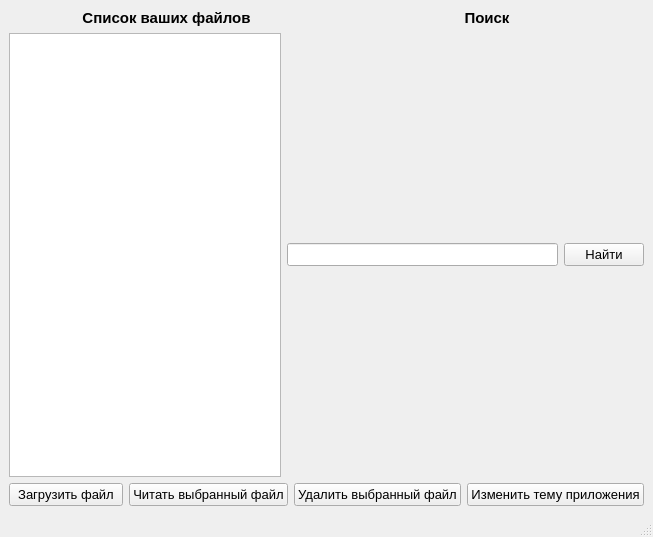
The window that project/Main_win.ui (ScaryOrange/PyQt5_Project) describes before a commit, drawn with Qt 5.
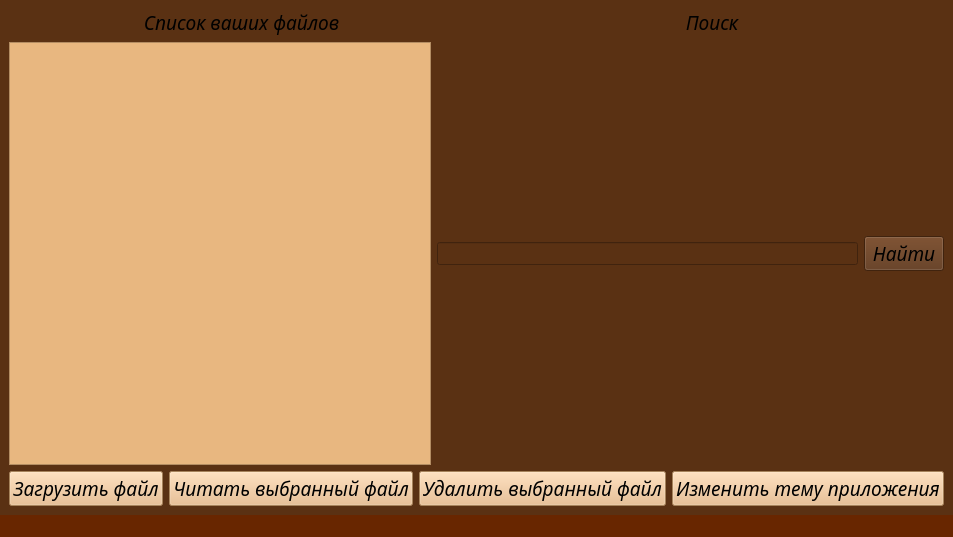
The same window after the commit.

Diff of the .ui file:
```diff
--- a/project/Main_win.ui
+++ b/project/Main_win.ui
@@ -6,14 +6,20 @@
    <rect>
     <x>0</x>
     <y>0</y>
-    <width>653</width>
+    <width>783</width>
     <height>537</height>
    </rect>
   </property>
   <property name="windowTitle">
    <string>MainWindow</string>
   </property>
+  <property name="styleSheet">
+   <string notr="true">background-color: rgb(104, 38, 0);</string>
+  </property>
   <widget class="QWidget" name="centralwidget">
+   <property name="styleSheet">
+    <string notr="true">background-color: rgb(90, 49, 19);</string>
+   </property>
    <layout class="QVBoxLayout" name="verticalLayout">
     <item>
      <layout class="QHBoxLayout" name="horizontalLayout">
@@ -21,9 +27,11 @@
        <widget class="QLabel" name="label_2">
         <property name="font">
          <font>
-          <pointsize>11</pointsize>
-          <weight>75</weight>
-          <bold>true</bold>
+          <family>Monotype Corsiva</family>
+          <pointsize>14</pointsize>
+          <weight>50</weight>
+          <italic>true</italic>
+          <bold>false</bold>
          </font>
         </property>
         <property name="text">
@@ -38,9 +46,11 @@
        <widget class="QLabel" name="label">
         <property name="font">
          <font>
-          <pointsize>11</pointsize>
-          <weight>75</weight>
-          <bold>true</bold>
+          <family>Monotype Corsiva</family>
+          <pointsize>14</pointsize>
+          <weight>50</weight>
+          <italic>true</italic>
+          <bold>false</bold>
          </font>
         </property>
         <property name="text">
@@ -56,22 +66,149 @@
     <item>
      <layout class="QHBoxLayout" name="horizontalLayout_4">
       <item>
-       <widget class="QListWidget" name="listWidget"/>
+       <widget class="QListWidget" name="listWidget">
+        <property name="styleSheet">
+         <string notr="true">background-color: rgb(232, 183, 128);</string>
+        </property>
+       </widget>
       </item>
       <item>
        <widget class="QLineEdit" name="search_line">
+        <property name="palette">
+         <palette>
+          <active>
+           <colorrole role="Button">
+            <brush brushstyle="SolidPattern">
+             <color alpha="255">
+              <red>90</red>
+              <green>49</green>
+              <blue>19</blue>
+             </color>
+            </brush>
+           </colorrole>
+           <colorrole role="Base">
+            <brush brushstyle="SolidPattern">
+             <color alpha="255">
+              <red>90</red>
+              <green>49</green>
+              <blue>19</blue>
+             </color>
+            </brush>
+           </colorrole>
+           <colorrole role="Window">
+            <brush brushstyle="SolidPattern">
+             <color alpha="255">
+              <red>90</red>
+              <green>49</green>
+              <blue>19</blue>
+             </color>
+            </brush>
+           </colorrole>
+           <colorrole role="Shadow">
+            <brush brushstyle="SolidPattern">
+             <color alpha="255">
+              <red>24</red>
+              <green>53</green>
+              <blue>105</blue>
+             </color>
+            </brush>
+           </colorrole>
+          </active>
+          <inactive>
+           <colorrole role="Button">
+            <brush brushstyle="SolidPattern">
+             <color alpha="255">
+              <red>90</red>
+              <green>49</green>
+              <blue>19</blue>
+             </color>
+            </brush>
+           </colorrole>
+           <colorrole role="Base">
+            <brush brushstyle="SolidPattern">
+             <color alpha="255">
+              <red>90</red>
+              <green>49</green>
+              <blue>19</blue>
+             </color>
+            </brush>
+           </colorrole>
+           <colorrole role="Window">
+            <brush brushstyle="SolidPattern">
+             <color alpha="255">
+              <red>90</red>
+              <green>49</green>
+              <blue>19</blue>
+             </color>
+            </brush>
+           </colorrole>
+           <colorrole role="Shadow">
+            <brush brushstyle="SolidPattern">
+             <color alpha="255">
+              <red>24</red>
+              <green>53</green>
+              <blue>105</blue>
+             </color>
+            </brush>
+           </colorrole>
+          </inactive>
+          <disabled>
+           <colorrole role="Button">
+            <brush brushstyle="SolidPattern">
+             <color alpha="255">
+              <red>90</red>
+              <green>49</green>
+              <blue>19</blue>
+             </color>
+            </brush>
+           </colorrole>
+           <colorrole role="Base">
+            <brush brushstyle="SolidPattern">
+             <color alpha="255">
+              <red>90</red>
+              <green>49</green>
+              <blue>19</blue>
+             </color>
+            </brush>
+           </colorrole>
+           <colorrole role="Window">
+            <brush brushstyle="SolidPattern">
+             <color alpha="255">
+              <red>90</red>
+              <green>49</green>
+              <blue>19</blue>
+             </color>
+            </brush>
+           </colorrole>
+           <colorrole role="Shadow">
+            <brush brushstyle="SolidPattern">
+             <color alpha="255">
+              <red>24</red>
+              <green>53</green>
+              <blue>105</blue>
+             </color>
+            </brush>
+           </colorrole>
+          </disabled>
+         </palette>
+        </property>
         <property name="font">
          <font>
           <pointsize>10</pointsize>
          </font>
         </property>
+        <property name="styleSheet">
+         <string notr="true">border-color: rgb(90, 49, 19);</string>
+        </property>
        </widget>
       </item>
       <item>
        <widget class="QPushButton" name="btn_search">
         <property name="font">
          <font>
-          <pointsize>10</pointsize>
+          <family>Monotype Corsiva</family>
+          <pointsize>14</pointsize>
+          <italic>true</italic>
          </font>
         </property>
         <property name="text">
@@ -87,9 +224,14 @@
        <widget class="QPushButton" name="btn_load">
         <property name="font">
          <font>
-          <pointsize>10</pointsize>
+          <family>Monotype Corsiva</family>
+          <pointsize>14</pointsize>
+          <italic>true</italic>
          </font>
         </property>
+        <property name="styleSheet">
+         <string notr="true">background-color: rgb(232, 183, 128);</string>
+        </property>
         <property name="text">
          <string>Загрузить файл</string>
         </property>
@@ -99,9 +241,14 @@
        <widget class="QPushButton" name="btn_read">
         <property name="font">
          <font>
-          <pointsize>10</pointsize>
+          <family>Monotype Corsiva</family>
+          <pointsize>14</pointsize>
+          <italic>true</italic>
          </font>
         </property>
+        <property name="styleSheet">
+         <string notr="true">background-color: rgb(232, 183, 128);</string>
+        </property>
         <property name="text">
          <string>Читать выбранный файл</string>
         </property>
@@ -111,7 +258,9 @@
        <widget class="QPushButton" name="btn_del">
         <property name="font">
          <font>
-          <pointsize>10</pointsize>
+          <family>Monotype Corsiva</family>
+          <pointsize>14</pointsize>
+          <italic>true</italic>
           <strikeout>false</strikeout>
           <kerning>true</kerning>
          </font>
@@ -119,6 +268,9 @@
         <property name="autoFillBackground">
          <bool>false</bool>
         </property>
+        <property name="styleSheet">
+         <string notr="true">background-color: rgb(232, 183, 128);</string>
+        </property>
         <property name="text">
          <string>Удалить выбранный файл</string>
         </property>
@@ -128,9 +280,15 @@
        <widget class="QPushButton" name="btn_theme">
         <property name="font">
          <font>
-          <pointsize>10</pointsize>
+          <family>Monotype Corsiva</family>
+          <pointsize>14</pointsize>
+          <italic>true</italic>
+          <kerning>true</kerning>
          </font>
         </property>
+        <property name="styleSheet">
+         <string notr="true">background-color: rgb(232, 183, 128);</string>
+        </property>
         <property name="text">
          <string>Изменить тему приложения</string>
         </property>
```
